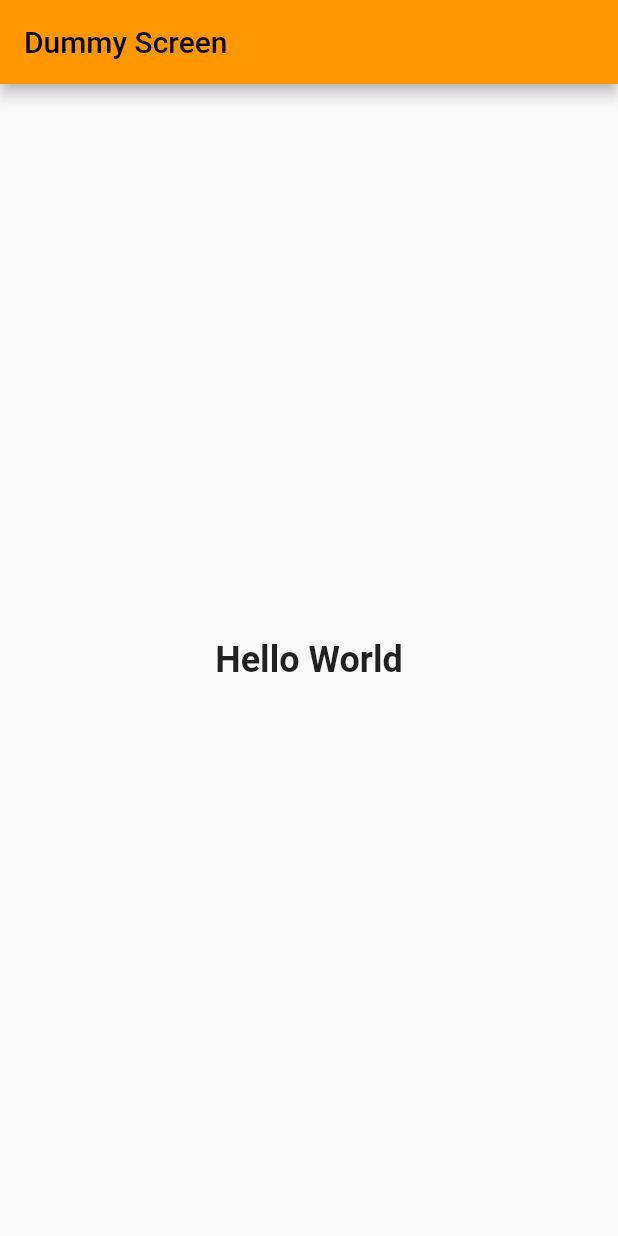
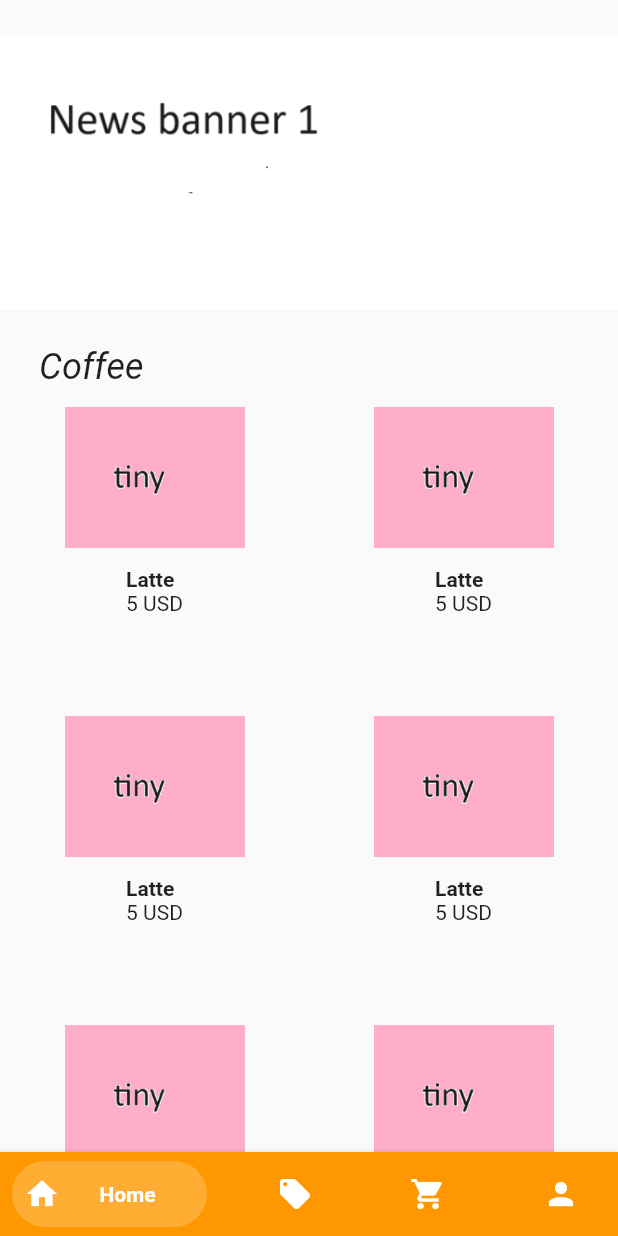
Before and after one commit to pawaka2020/nocoffeenocure, a Flutter app: the screen it shows after launch, on a phone screen of 412 x 824 dp. Run offline on Flutter 3.47's test engine with Material 2 defaults, Android fonts, the phone set to English and light mode, and no system bars; drawn by our look-alikes of bottom_navy_bar.

Commit message:
added banner and menu

```diff
--- a/lib/dummy_screen.dart
+++ b/lib/dummy_screen.dart
@@ -6,9 +6,6 @@ class DummyScreen extends StatelessWidget {
   @override
   Widget build(BuildContext context) {
     return Scaffold(
-      appBar: AppBar(
-        title: const Text('Dummy Screen'), // Set the screen title here.
-      ),
       body: const Center(
         child: Text(
           'Hello World',
--- a/lib/main.dart
+++ b/lib/main.dart
@@ -64,6 +64,10 @@
 //   }
 // }
 import 'package:flutter/material.dart';
+import 'package:nocoffeenocure/screens/home_screen.dart';
+import 'package:nocoffeenocure/screens/menu.dart';
+import 'package:nocoffeenocure/widgets/top_banner.dart';
+//import 'package:nocoffeenocure/screens/top_banner.dart';
 import 'screens/splash_screen.dart'; // Import your splash screen file.
 
 void main() {
@@ -75,18 +79,29 @@ class MyApp extends StatelessWidget {
 
   @override
   Widget build(BuildContext context) {
+    // return MaterialApp(
+    //   title: 'Your App Title',
+    //   theme: ThemeData(
+    //       colorScheme: ColorScheme.
+    //       fromSwatch(primarySwatch: Colors.orange).
+    //       copyWith(background: Colors.white)
+    //   ),
+    //   initialRoute: '/splash', // Set the initial route to your splash screen.
+    //   routes: {
+    //     '/splash': (context) => const SplashScreen(), // Define the route for the splash screen.
+    //     // Define other routes for your app as needed.
+    //   },
+    // );
     return MaterialApp(
-      title: 'Your App Title',
+      title:'No Cofee No Cure',
       theme: ThemeData(
-          colorScheme: ColorScheme.
-          fromSwatch(primarySwatch: Colors.orange).
-          copyWith(background: Colors.white)
+            colorScheme: ColorScheme.
+            fromSwatch(primarySwatch: Colors.orange).
+            copyWith(background: Colors.white)
       ),
-      initialRoute: '/splash', // Set the initial route to your splash screen.
-      routes: {
-        '/splash': (context) => const SplashScreen(), // Define the route for the splash screen.
-        // Define other routes for your app as needed.
-      },
+      //home: const SplashScreen()
+        //test layouts and screens here
+      home:HomeScreen()
     );
   }
 }
--- a/lib/screens/home_screen.dart
+++ b/lib/screens/home_screen.dart
@@ -0,0 +1,74 @@
+import 'package:flutter/material.dart';
+import 'package:bottom_navy_bar/bottom_navy_bar.dart';
+import 'package:nocoffeenocure/widgets/top_banner.dart';
+import '../widgets/placeholder_block.dart';
+import 'menu.dart';
+
+class HomeScreen extends StatefulWidget {
+  @override
+  _HomeScreenState createState() => _HomeScreenState();
+}
+
+class _HomeScreenState extends State<HomeScreen> {
+  int _currentIndex = 0; // Current selected tab index
+
+  @override
+  Widget build(BuildContext context) {
+    return Scaffold(
+      body: Column(
+        children: [
+          Expanded(
+            flex: 3,
+            child: TopBanner()
+          ),
+          Expanded(
+            flex: 7,
+            child: MenuWidget()
+          )
+        ],
+      ),// Show the selected tab content
+      bottomNavigationBar: buildBottomNavigationBar(0), // Call the function
+    );
+  }
+
+  // Function to build the BottomNavyBar
+  Widget buildBottomNavigationBar(int currentIndex) {
+    return BottomNavyBar(
+      selectedIndex: currentIndex,
+      backgroundColor: Colors.orange, // Set the background color
+      onItemSelected: (int index) {
+        // Handle tab selection
+        setState(() {
+          _currentIndex = index;
+        });
+      },
+      items: [
+        BottomNavyBarItem(
+          icon: Icon(Icons.home),
+          title: Text('Home', style: TextStyle(color: Colors.white)), // Set text color
+          activeColor: Colors.white, // Set active tab text color
+          textAlign: TextAlign.center,
+        ),
+        BottomNavyBarItem(
+          icon: Icon(Icons.local_offer),
+          title: Text('Vouchers', style: TextStyle(color: Colors.white)), // Set text color
+          activeColor: Colors.white, // Set active tab text color
+          textAlign: TextAlign.center,
+        ),
+        BottomNavyBarItem(
+          icon: Icon(Icons.shopping_cart), // Change the icon to a shopping cart icon.
+          title: Text('Cart', style: TextStyle(color: Colors.white)), // Set text color
+          activeColor: Colors.white, // Set active tab text color
+          textAlign: TextAlign.center,
+        ),
+        BottomNavyBarItem(
+          icon: Icon(Icons.person),
+          title: Text('Me', style: TextStyle(color: Colors.white)), // Set text color
+          activeColor: Colors.white, // Set active tab text color
+          textAlign: TextAlign.center,
+        ),
+      ],
+    );
+  }
+
+}
--- /dev/null
+++ b/lib/screens/menu.dart
@@ -0,0 +1,196 @@
+import 'package:flutter/material.dart';
+
+class MenuWidget extends StatelessWidget {
+  @override
+  Widget build(BuildContext context) {
+    return ListView(
+      children: [
+        buildCoffeeCategory(),
+        // buildNonCoffeeCategory(),
+        // buildSnacksCategory(),
+        // Text('Coffee', style: TextStyle(fontWeight: FontWeight.bold)),
+        // Text('Non Coffee', style: TextStyle(fontWeight: FontWeight.bold)),
+        // Text('Snacks', style: TextStyle(fontWeight: FontWeight.bold)),
+
+        // Add more categories and items as needed.
+      ],
+    );
+  }
+
+  Widget buildCoffeeCategory() {
+    return Column(
+      crossAxisAlignment: CrossAxisAlignment.start,
+      children: [
+        const Padding(
+          padding: EdgeInsets.only(
+            left: 26,
+            //top: 14,
+          ), // Add padding around the 'Coffee' text
+          child: Text(
+            'Coffee',
+            style: TextStyle(
+              //fontWeight: FontWeight.bold,
+              fontStyle: FontStyle.italic,
+              fontSize: 24, // Adjust the font size as needed
+            ),
+          ),
+        ),
+        // Text(
+        //     'Coffee',
+        //     style: TextStyle(
+        //       //fontWeight: FontWeight.bold,
+        //       fontStyle: FontStyle.italic,
+        //       fontSize: 24, // Adjust the font size as needed
+        //     ),
+        // ),
+        GridView.builder(
+          shrinkWrap: true,
+          physics: NeverScrollableScrollPhysics(),
+          gridDelegate: SliverGridDelegateWithFixedCrossAxisCount(
+            crossAxisCount: 2, // Number of columns
+          ),
+          itemCount: 6, // Number of items in the grid
+          itemBuilder: (context, index) {
+            return buildMenuItem('Latte', '5 USD', 'assets/images/tiny.png');
+          },
+        ),
+        // Add more menu items here.
+      ],
+    );
+  }
+
+  // Widget buildCoffeeCategory() {
+  //   return Padding(
+  //     padding: const EdgeInsets.all(16.0), // Add padding around the entire section
+  //     child: Column(
+  //       crossAxisAlignment: CrossAxisAlignment.start,
+  //       children: [
+  //         Text(
+  //           'Coffee',
+  //           style: TextStyle(
+  //             fontWeight: FontWeight.bold,
+  //             fontSize: 18, // Adjust the font size as needed
+  //           ),
+  //         ),
+  //         SizedBox(height: 16.0), // Add space between 'Coffee' and the GridView
+  //         GridView.builder(
+  //           shrinkWrap: true,
+  //           physics: NeverScrollableScrollPhysics(),
+  //           gridDelegate: SliverGridDelegateWithFixedCrossAxisCount(
+  //             crossAxisCount: 2, // Number of columns
+  //             mainAxisSpacing: 16.0, // Adjust the spacing between rows
+  //             crossAxisSpacing: 16.0, // Adjust the spacing between columns
+  //           ),
+  //           itemCount: 6, // Number of items in the grid
+  //           itemBuilder: (context, index) {
+  //             return buildMenuItem('Latte', '5 USD', 'assets/images/tiny.png');
+  //           },
+  //         ),
+  //         // Add more menu items here.
+  //       ],
+  //     ),
+  //   );
+  // }
+
+  // Widget buildMenuItem(String itemName, String itemPrice, String imagePath) {
+  //   return Column(
+  //     children: [
+  //       Image.asset(
+  //         imagePath, // Replace with the path to your item's image.
+  //         width: 120, // Adjust the width as needed.
+  //         height: 120, // Adjust the height as needed.
+  //       ),
+  //       SizedBox(height: 8.0), // Add space between the image and text
+  //       Column(
+  //         crossAxisAlignment: CrossAxisAlignment.start,
+  //         children: [
+  //           Text(itemName, style: TextStyle(fontWeight: FontWeight.bold)),
+  //           Text(itemPrice),
+  //         ],
+  //       ),
+  //     ],
+  //   );
+  // }
+
+
+
+  Widget buildMenuItem(String itemName, String itemPrice, String imagePath) {
+    return Column(
+      children: [
+        Image.asset(
+          imagePath, // Replace with the path to your item's image.
+          width: 120, // Adjust the width as needed.
+          height: 120, // Adjust the height as needed.
+        ),
+        Column(
+          crossAxisAlignment: CrossAxisAlignment.start,
+          children: [
+            Text(itemName, style: TextStyle(fontWeight: FontWeight.bold)),
+            Text(itemPrice),
+          ],
+        ),
+      ],
+    );
+  }
+
+
+
+  // Widget buildCoffeeCategory() {
+  //   return ExpansionTile(
+  //     title: Text('Coffee'),
+  //     children: [
+  //       ListTile(
+  //         leading: Checkbox(
+  //           value: false, // Replace with your checkbox logic.
+  //           onChanged: (bool? value) {
+  //             // Handle checkbox state change.
+  //           },
+  //         ),
+  //         title: Text('Latte'),
+  //         trailing: Text('5 USD'),
+  //       ),
+  //       // Add more menu items here.
+  //     ],
+  //   );
+  // }
+
+  Widget buildNonCoffeeCategory() {
+    return ExpansionTile(
+      title: Text('Non Coffee'),
+      children: [
+        ListTile(
+          leading: Checkbox(
+            value: false, // Replace with your checkbox logic.
+            onChanged: (bool? value) {
+              // Handle checkbox state change.
+            },
+          ),
+          title: Text('Tea'),
+          trailing: Text('4 USD'),
+        ),
+        // Add more menu items here.
+      ],
+    );
+  }
+
+  Widget buildSnacksCategory() {
+    return ExpansionTile(
+      title: Text('Snacks'),
+      children: [
+        ListTile(
+          leading: Checkbox(
+            value: false, // Replace with your checkbox logic.
+            onChanged: (bool? value) {
+              // Handle checkbox state change.
+            },
+          ),
+          title: Text('Muffin'),
+          trailing: Text('2 USD'),
+        ),
+        // Add more menu items here.
+      ],
+    );
+  }
+
+// Add more category functions as needed.
+}
--- a/lib/screens/splash_screen.dart
+++ b/lib/screens/splash_screen.dart
@@ -5,6 +5,7 @@
 import 'package:flutter/material.dart';
 
 import '../dummy_screen.dart';
+import 'onboarding_screen.dart';
 
 class SplashScreen extends StatefulWidget {
   const SplashScreen({super.key});
@@ -17,13 +18,14 @@ class _SplashScreenState extends State<SplashScreen> {
   @override
   void initState() {
     super.initState();
+    //navigate to next screen after 3 seconds delay
     Future.delayed(const Duration(seconds: 3), () {
-      //Navigator.pushReplacement(context, MaterialPageRoute(builder: (context) => const OnboardingScreen()));
       //Navigator.pushReplacement(context, MaterialPageRoute(builder: (context) => const DummyScreen()));
-      Navigator.pushReplacement(context, MaterialPageRoute(builder: (context) => const DummyScreen()));
+      Navigator.pushReplacement(context, MaterialPageRoute(builder: (context) => OnboardingScreen()));
     });
   }
 
+  //the actual screen
   @override
   Widget build(BuildContext context) {
     return Scaffold(
--- a/lib/widgets/top_banner.dart
+++ b/lib/widgets/top_banner.dart
@@ -0,0 +1,31 @@
+//done. Just add fancier banners later.
+
+import 'package:flutter/cupertino.dart';
+import 'package:flutter/material.dart';
+
+class TopBanner extends StatefulWidget {
+  @override
+  _TopBannerState createState() => _TopBannerState();
+}
+
+class _TopBannerState extends State<TopBanner> {
+  final List<String> imagePaths = [
+    //'assets/images/tiny.png'
+    'assets/images/newsbanner1.png',
+    'assets/images/newsbanner2.png',
+    'assets/images/newsbanner3.png'
+  ];
+
+  @override
+  Widget build(BuildContext context) {
+    return PageView.builder(
+      itemCount: imagePaths.length,
+      itemBuilder: (BuildContext context, int index) {
+        return Image.asset(
+          imagePaths[index],
+          //fit: BoxFit.cover, // Adjust the image fit as needed
+        );
+      },
+    );
+  }
+}
```
Also changed, not shown: lib/models/online/news.dart (+26 -0 lines), lib/screens/onboarding_screen.dart (+43 -0 lines), lib/widgets/placeholder_block.dart (added, +22 -0 lines), pubspec.yaml (+2 -31 lines), assets/dummy/news1.png (added), assets/images/news1.png (added), assets/images/newsbanner1.png (added), assets/images/newsbanner2.png (added), assets/images/newsbanner3.png (added), assets/images/tiny.png (added), pubspec.lock.
